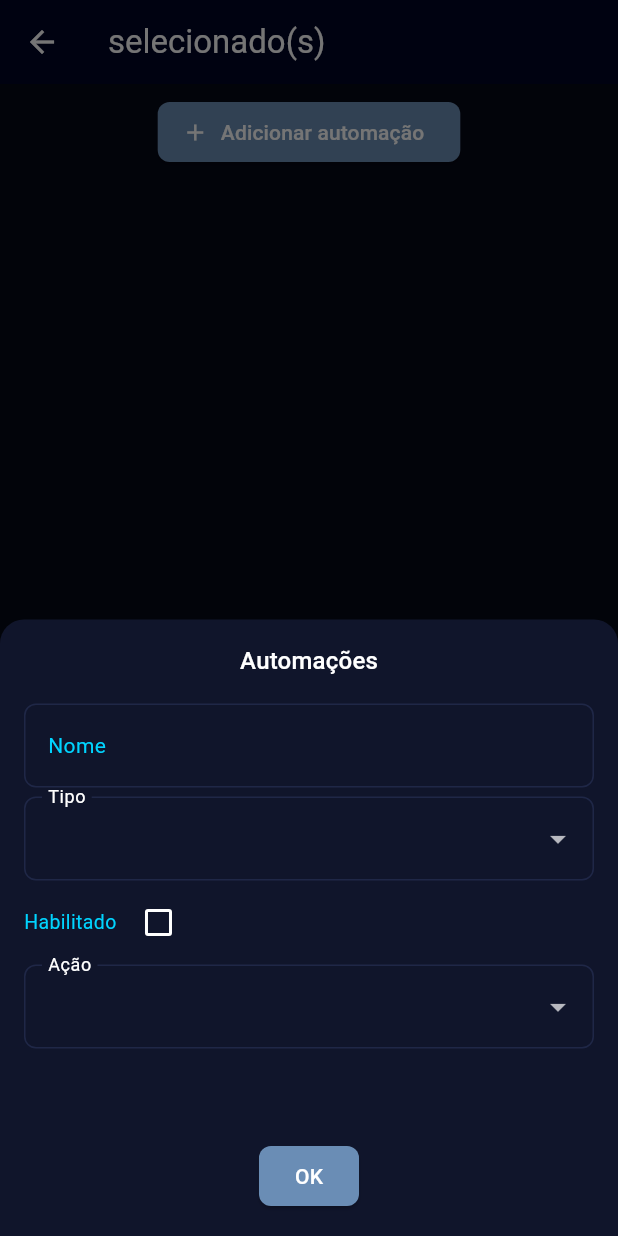
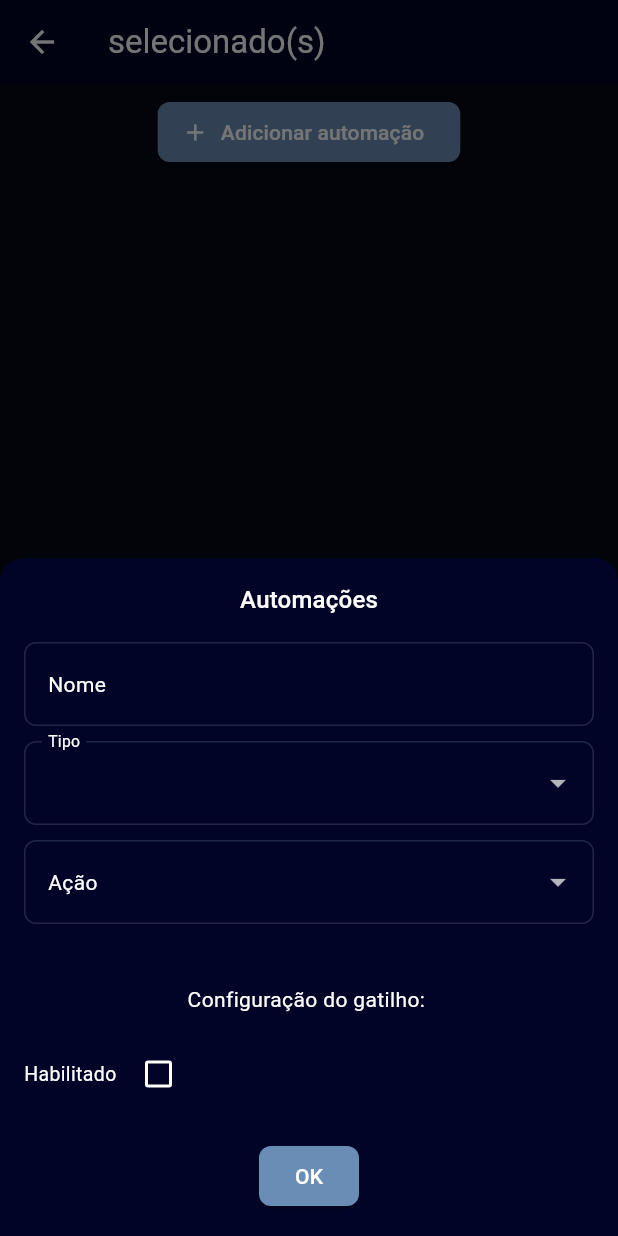
Before and after one commit to GabrielComim/virtualDisplay, a Flutter app: the AutomationsScreen screen opened directly, after a tap on "Adicionar automação", on a phone screen of 412 x 824 dp. Run offline on Flutter 3.47's test engine with Material 3 defaults, Android fonts, the phone set to English and light mode, and no system bars; our stand-ins replace fl_chart, share_plus, sqflite, vibration; missing offline and left inert: mqtt_client; accounts and stored records are empty.

Commit message:
feat :sparkles: em andamento automações.

```diff
--- a/lib/helpers/database_helper.dart
+++ b/lib/helpers/database_helper.dart
@@ -47,13 +47,13 @@
     ''');
     // AUTOMAÇÕES
     await db.execute('''
-      CREATE_TABLE automations(
+      CREATE TABLE automation(
         id INTEGER PRIMARY KEY AUTOINCREMENT,
         name TEXT NOT NULL,
         type TEXT NOT NULL,
         enable INTEGER NOT NULL DEFAULT 1,
         action TEXT NOT NULL,
-        triggerConfig TEXT NOT NULL
+        trigger TEXT NOT NULL
       )
     ''');
   }
--- a/lib/l10n/app_localizations.dart
+++ b/lib/l10n/app_localizations.dart
@@ -521,6 +521,36 @@
   /// **'Publicação'**
   String get publish;
 
+  /// No description provided for @topic.
+  ///
+  /// In pt, this message translates to:
+  /// **'Tópico:'**
+  String get topic;
+
+  /// No description provided for @payload.
+  ///
+  /// In pt, this message translates to:
+  /// **'Dado:'**
+  String get payload;
+
+  /// No description provided for @date.
+  ///
+  /// In pt, this message translates to:
+  /// **'Data'**
+  String get date;
+
+  /// No description provided for @dateAndHour.
+  ///
+  /// In pt, this message translates to:
+  /// **'Data e hora:'**
+  String get dateAndHour;
+
+  /// No description provided for @select.
+  ///
+  /// In pt, this message translates to:
+  /// **'Selecionar'**
+  String get select;
+
   /// No description provided for @noData.
   ///
   /// In pt, this message translates to:
--- a/lib/main.dart
+++ b/lib/main.dart
@@ -94,6 +94,7 @@
           return MaterialPageRoute(
             builder: (context) => const ProtocolScreen(),
           );
+          // TELA DAS AUTOMAÇÕES
         } else if(settings.name == Constants.screenAutomations) {
           return MaterialPageRoute(
             builder: (context) => const AutomationsScreen(),
--- a/lib/screens/modal_automation.dart
+++ b/lib/screens/modal_automation.dart
@@ -1,10 +1,15 @@
 import 'package:flutter/material.dart';
 import 'package:provider/provider.dart';
 import 'package:virtual_display/l10n/app_localizations.dart';
+import 'package:virtual_display/models/action/action_publish.dart';
 import 'package:virtual_display/models/automation.dart';
+import 'package:virtual_display/models/trigger/trigger_config.dart';
+import 'package:virtual_display/theme/colors.dart';
 import 'package:virtual_display/utils/constants.dart';
 import 'package:virtual_display/utils/switch_menu_item.dart';
 import 'package:virtual_display/viewModel/automations_viewmodel.dart';
+import 'package:virtual_display/widgets/action_automation.dart';
+import 'package:virtual_display/widgets/trigger_automation.dart';
 
 Future<void> modalAutomation(
   BuildContext context, {
@@ -14,9 +19,10 @@
   bool enable = false;
   final isEdit = automation != null;
   String type = '';
-  String action = '';
   String displayType = '';
-  String displayPeriodic = '';
+  TriggerConfig? trigger;
+  ActionConfig? action;
+  DateTime? selectedDateTime;
 
   if (isEdit) {
     nameController.text = automation.name;
@@ -29,6 +35,7 @@
     context: context,
     useSafeArea: true,
     isScrollControlled: true,
+    backgroundColor: AppColors.primary,
     shape: RoundedRectangleBorder(
       borderRadius: BorderRadius.vertical(top: Radius.circular(16)),
     ),
@@ -52,20 +59,22 @@
                     style: Theme.of(context).textTheme.titleMedium,
                   ),
                   SizedBox(height: 16),
-                  // NOME
+                  // ============================ NOME ============================
                   TextFormField(
                     controller: nameController,
                     decoration: InputDecoration(
                       labelText: AppLocalizations.of(context)!.name,
                       labelStyle: Theme.of(context).textTheme.bodyMedium
-                          ?.copyWith(color: ColorScheme.of(context).secondary),
+                          ?.copyWith(color: ColorScheme.of(context).outlineVariant),
                     ),
                   ),
-                  SizedBox(height: 6),
-                  // TIPO
+                  SizedBox(height: 10),
+                  // ============================ TIPO ============================
                   DropdownButtonFormField<String>(
                     initialValue: type,
                     decoration: InputDecoration(
+                      labelStyle: Theme.of(context).textTheme.bodyMedium
+                          ?.copyWith(color: ColorScheme.of(context).outlineVariant),
                       labelText: AppLocalizations.of(context)!.type,
                       border: OutlineInputBorder(),
                     ),
@@ -78,19 +87,102 @@
                     }).toList(),
                     onChanged: (v) {
                       setModalState(() {
-                        displayPeriodic = displayType;
                         type = v!;
                       });
                     },
                   ),
-                  SizedBox(height: 4),
-                  // HABILITADA
+                  SizedBox(height: 10),
+                  // ============================ TIPO DE AÇÃO ============================
+                  DropdownButtonFormField<String>(
+                    initialValue: action?.toJson()['type'],
+                    decoration: InputDecoration(
+                      labelStyle: Theme.of(context).textTheme.bodyMedium
+                          ?.copyWith(color: ColorScheme.of(context).outlineVariant),
+                      labelText: AppLocalizations.of(context)!.action,
+                      border: OutlineInputBorder(),
+                    ),
+                    items: Constants.actionAutomations.map((key) {
+                      final String displayAction = switchActionMenuItem(
+                        context,
+                        key,
+                      );
+                      return DropdownMenuItem<String>(
+                        value: key,
+                        child: Text(displayAction),
+                      );
+                    }).toList(),
+                    onChanged: (v) {
+                      setModalState(() {
+                        switch (v) {
+                          case Constants.actionPublish:
+                            action = PublishAction(topic: '', payload: '');
+                            break;
+                        }
+                      });
+                    },
+                  ),
+                  SizedBox(height: 20),
+                  // ============================ TOPIC AND PAYLOAD ============================
+                  actionConfigMode(
+                    context,
+                    action,
+                    selectedDateTime: selectedDateTime,
+                    onChanged: (newAction) {
+                      setModalState(() {
+                        action = newAction;
+                      });
+                    },
+                  ),
+                  SizedBox(height: 20),
+                  // ============================ PERIODICIDADE ============================
+                  // Depende do que foi escolhido no tipo de automação
+                  Column(
+                    children: [
+                      Text(
+                        '${AppLocalizations.of(context)!.triggerConfig}: ${switchTypeMenuItem(context, type)}',
+                      ),
+                      SizedBox(height: 6),
+                      // Escolha da data e hora ou periodicidade ou lógica
+                      triggerConfigMode(
+                        context,
+                        type,
+                        trigger,
+                        selectedDateTime: selectedDateTime,
+                        onChanged: (dateTime) {
+                          setModalState(() {
+                            selectedDateTime = dateTime;
+                            // Conforme o type define o trigger
+                            switch (type) {
+                              case Constants.automationOneShot:
+                                trigger = OneshotTrigger(
+                                  dateTime: selectedDateTime!,
+                                );
+                                break;
+                              case Constants.automationPeriodic:
+                                // trigger = PeriodicTrigger(startDate: selectedDateTime!, interval:  );
+                                break;
+                              case Constants.automationLogical:
+                                // trigger = LogicalTrigger(expression: , validAfter: );
+                                break;
+                              default:
+                                trigger = OneshotTrigger(
+                                  dateTime: selectedDateTime!,
+                                );
+                                break;
+                            }
+                          });
+                        },
+                      ),
+                    ],
+                  ),
+                  SizedBox(height: 10),
+                   // ============================ HABILITADA ============================
                   Row(
                     children: [
                       Text(
                         AppLocalizations.of(context)!.enable,
                         style: TextStyle(
-                          color: ColorScheme.of(context).secondary,
+                          color: ColorScheme.of(context).outlineVariant,
                           fontSize: 13,
                         ),
                       ),
@@ -106,49 +198,27 @@
                       ),
                     ],
                   ),
-                  SizedBox(height: 4),
-                  // TIPO DE AÇÃO
-                  DropdownButtonFormField<String>(
-                    initialValue: action,
-                    decoration: InputDecoration(
-                      labelText: AppLocalizations.of(context)!.action,
-                      border: OutlineInputBorder(),
-                    ),
-                    items: Constants.actionAutomations.map((key) {
-                      final String displayAction = switchActionMenuItem(context, key);
-                      return DropdownMenuItem<String>(
-                        value: key,
-                        child: Text(displayAction),
-                      );
-                    }).toList(),
-                    onChanged: (v) {
-                      setModalState(() {
-                        action = v!;
-                      });
-                    },
-                  ),
-                  SizedBox(height: 20),
-                  // PERIODICIDADE
-                  // Depende do que foi escolhido no tipo de automação
-                  Column(
-                    children: [
-                      Text(displayPeriodic),
-                    ],
-                  ),
-
                   SizedBox(height: 20),
                   ElevatedButton(
                     child: Text(AppLocalizations.of(context)!.ok),
                     onPressed: () async {
-                      // Salvar o nova automação ou a edição
+                      // ============================ Salvar o nova automação ou a edição ============================
                       final viewModel = context.read<AutomationsViewmodel>();
                       final newAutomation = Automation(
                         id: isEdit ? automation.id : null,
                         name: nameController.text.trim(),
                         type: type,
                         enable: enable,
-                        action: type,
-                        triggerConfig: type,
+                        action:
+                            action ??
+                            (isEdit
+                                ? automation.action
+                                : throw Exception('Ação não definida')),
+                        trigger:
+                            trigger ??
+                            (isEdit
+                                ? automation.trigger
+                                : throw Exception('Trigger não definido')),
                       );
                       if (isEdit) {
                         await viewModel.updateAutomation(newAutomation);
--- a/lib/utils/constants.dart
+++ b/lib/utils/constants.dart
@@ -85,16 +85,22 @@
   static const String topicResponseDevice = '/response_device';
   static const String topicResponseConfig = '/response_config';
 
+
+  static const String automationOneShot = 'oneShot';
+  static const String automationPeriodic = 'periodic';
+  static const String automationLogical = 'logical';
   // Tipos de automações
   static const List<String> typeAutomations = [
     '',
-    'oneShot',
-    'periodic',
-    'logical',
+    automationOneShot,
+    automationPeriodic,
+    automationLogical,
   ];
+
+  static const String actionPublish = 'publish';
    // Tipos de ação
   static const List<String> actionAutomations = [
     '',
-    'publish',
+    actionPublish,
   ];
 }
--- a/lib/utils/switch_menu_item.dart
+++ b/lib/utils/switch_menu_item.dart
@@ -1,13 +1,14 @@
 import 'package:flutter/material.dart';
 import 'package:virtual_display/l10n/app_localizations.dart';
+import 'package:virtual_display/utils/constants.dart';
 
 String switchTypeMenuItem(BuildContext context, String key) {
   switch (key) {
-    case 'oneShot':
+    case Constants.automationOneShot:
       return AppLocalizations.of(context)!.oneShot;
-    case 'periodic':
+    case Constants.automationPeriodic:
       return AppLocalizations.of(context)!.periodic;
-    case 'logical':
+    case Constants.automationLogical:
       return AppLocalizations.of(context)!.logical;
     default:
       return '';
--- a/lib/viewModel/automations_viewmodel.dart
+++ b/lib/viewModel/automations_viewmodel.dart
@@ -16,6 +16,7 @@
 
   // Salva os novos dados da automação
   Future<void> addNewAutomation(Automation automation) async {
+    log('ADICIONANDO AUTOMAÇÃO ${automation.id}');
     await DatabaseHelper.instance.insertAutomation(automation);
     await loadAutomations();
   }
--- /dev/null
+++ b/lib/widgets/action_automation.dart
@@ -0,0 +1,41 @@
+import 'package:flutter/material.dart';
+import 'package:virtual_display/models/action/action_publish.dart';
+
+Widget actionConfigMode(
+  BuildContext context,
+  ActionConfig? action, {
+  required DateTime? selectedDateTime,
+  required ValueChanged<ActionConfig> onChanged,
+}) {
+  if(action is PublishAction) {
+    return Column(
+      children: [
+        // TOPIC
+        TextFormField(
+          initialValue: action.topic,
+          decoration: InputDecoration(
+            labelText: 'Topic',
+            labelStyle: Theme.of(context).textTheme.bodyMedium,
+          ),
+          onChanged: (value) {
+            onChanged(action.copyWith(topic: value));
+          },
+        ),
+        SizedBox(height: 10),
+        // PAYLOAD
+        TextFormField(
+          initialValue: action.payload,
+          decoration: InputDecoration(
+            labelText: 'Payload',
+            labelStyle: Theme.of(context).textTheme.bodyMedium,
+          ),
+          onChanged: (value) {
+            onChanged(action.copyWith(payload: value));
+          },
+        ),
+      ],
+    );
+  } else {
+    return SizedBox.shrink();
+  }
+}
--- a/pubspec.yaml
+++ b/pubspec.yaml
@@ -42,7 +42,6 @@
   url_launcher: ^6.3.2
   share_plus: ^13.2.0
   path_provider: ^2.1.6
-  # device_info_plus: ^13.2.0
 
   flutter_localizations:
     sdk: flutter
```
Also changed, not shown: lib/l10n/app_localizations_en.dart (+15 -0 lines), lib/l10n/app_localizations_pt.dart (+15 -0 lines), lib/l10n/app_pt.arb (+7 -0 lines), lib/models/action/action_publish.dart (added, +54 -0 lines), lib/models/automation.dart (+40 -12 lines), lib/models/trigger/trigger_config.dart (added, +85 -0 lines), lib/widgets/cards/cards_automations.dart (+42 -10 lines), lib/widgets/trigger_automation.dart (added, +145 -0 lines).
